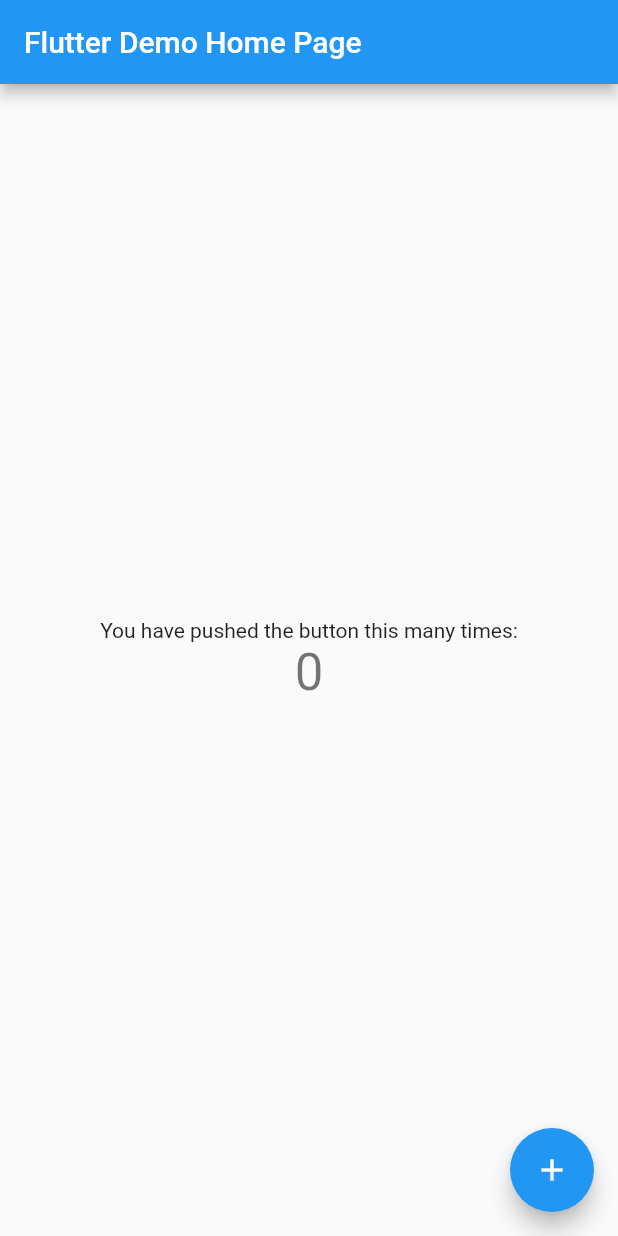
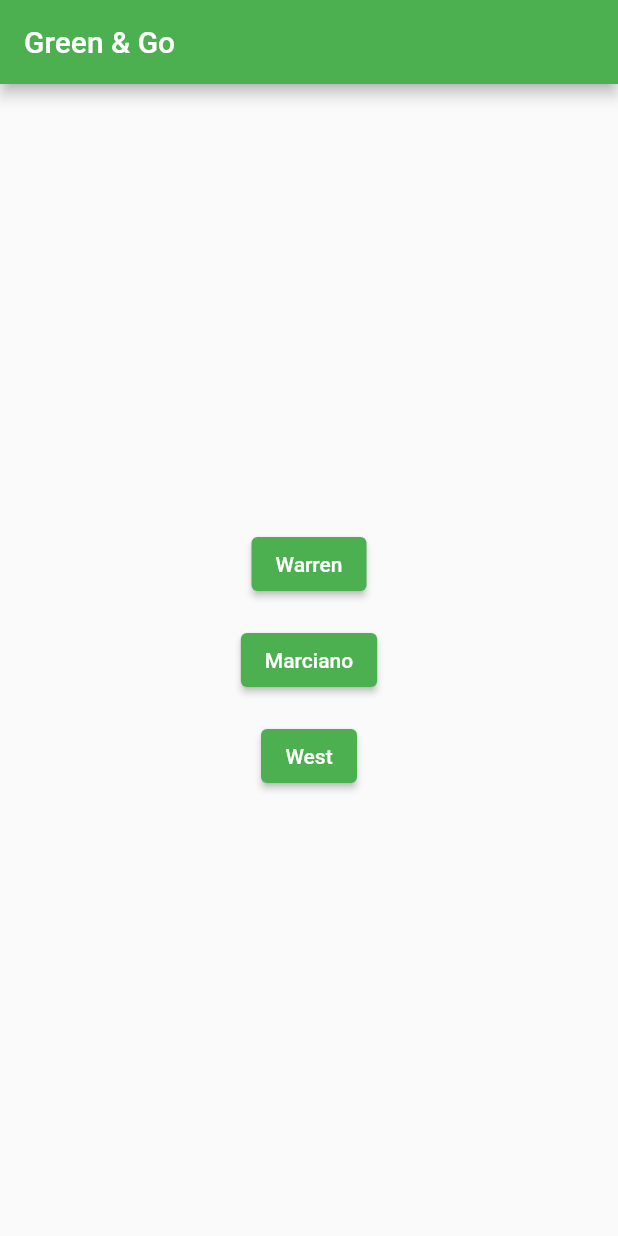
Before and after one commit to WilliamLee101/Green-Go, a Flutter app: the screen it shows after launch, on a phone screen of 412 x 824 dp. Run offline on Flutter 3.47's test engine with Material 2 defaults, Android fonts, the phone set to English and light mode, and no system bars.

Commit message:
created buttons for the three dhalls

```diff
--- /dev/null
+++ b/green_n_go/lib/home_page.dart
@@ -0,0 +1,54 @@
+import 'package:flutter/material.dart';
+import 'package:green_n_go/marciano.dart';
+import 'package:green_n_go/warren.dart';
+import 'package:green_n_go/west.dart';
+
+class HomePage extends StatelessWidget {
+  const HomePage({super.key});
+
+  @override
+  Widget build(BuildContext context) {
+    return Scaffold(
+      body: Center(
+        child: Column(
+          mainAxisAlignment: MainAxisAlignment.center,
+          children: [
+            ElevatedButton(
+              onPressed: () {
+                Navigator.of(context).push(
+                  MaterialPageRoute(builder: (BuildContext context) {
+                    return const Warren();
+                  }),
+                );
+              },
+              child: const Text('Warren'),
+            ),
+            const SizedBox(height: 16), // Add some space between the buttons
+            ElevatedButton(
+              onPressed: () {
+                Navigator.of(context).push(
+                  MaterialPageRoute(builder: (BuildContext context) {
+                    return const Marciano();
+                  }),
+                );
+              },
+              child: const Text('Marciano'),
+            ),
+            const SizedBox(height: 16), // Add some space between the buttons
+            ElevatedButton(
+              onPressed: () {
+                Navigator.of(context).push(
+                  MaterialPageRoute(builder: (BuildContext context) {
+                    return const West();
+                  }),
+                );
+              },
+              child: const Text('West'),
+            ),
+
+          ],
+        ),
+      ),
+    );
+  }
+}
--- a/green_n_go/lib/main.dart
+++ b/green_n_go/lib/main.dart
@@ -1,4 +1,5 @@
 import 'package:flutter/material.dart';
+import 'package:green_n_go/home_page.dart';
 
 void main() {
   runApp(const MyApp());
@@ -7,109 +8,32 @@ void main() {
 class MyApp extends StatelessWidget {
   const MyApp({super.key});
 
-  // This widget is the root of your application.
   @override
   Widget build(BuildContext context) {
     return MaterialApp(
-      title: 'Flutter Demo',
-      theme: ThemeData(
-        // This is the theme of your application.
-        //
-        // Try running your application with "flutter run". You'll see the
-        // application has a blue toolbar. Then, without quitting the app, try
-        // changing the primarySwatch below to Colors.green and then invoke
-        // "hot reload" (press "r" in the console where you ran "flutter run",
-        // or simply save your changes to "hot reload" in a Flutter IDE).
-        // Notice that the counter didn't reset back to zero; the application
-        // is not restarted.
-        primarySwatch: Colors.blue,
-      ),
-      home: const MyHomePage(title: 'Flutter Demo Home Page'),
+      debugShowCheckedModeBanner: false,
+      theme: ThemeData(primarySwatch: Colors.green),
+      home: const RootPage(),
     );
   }
 }
 
-class MyHomePage extends StatefulWidget {
-  const MyHomePage({super.key, required this.title});
-
-  // This widget is the home page of your application. It is stateful, meaning
-  // that it has a State object (defined below) that contains fields that affect
-  // how it looks.
-
-  // This class is the configuration for the state. It holds the values (in this
-  // case the title) provided by the parent (in this case the App widget) and
-  // used by the build method of the State. Fields in a Widget subclass are
-  // always marked "final".
-
-  final String title;
+class RootPage extends StatefulWidget {
+  const RootPage({super.key});
 
   @override
-  State<MyHomePage> createState() => _MyHomePageState();
+  State<RootPage> createState() => _RootPageState();
 }
 
-class _MyHomePageState extends State<MyHomePage> {
-  int _counter = 0;
-
-  void _incrementCounter() {
-    setState(() {
-      // This call to setState tells the Flutter framework that something has
-      // changed in this State, which causes it to rerun the build method below
-      // so that the display can reflect the updated values. If we changed
-      // _counter without calling setState(), then the build method would not be
-      // called again, and so nothing would appear to happen.
-      _counter++;
-    });
-  }
-
+class _RootPageState extends State<RootPage> {
   @override
   Widget build(BuildContext context) {
-    // This method is rerun every time setState is called, for instance as done
-    // by the _incrementCounter method above.
-    //
-    // The Flutter framework has been optimized to make rerunning build methods
-    // fast, so that you can just rebuild anything that needs updating rather
-    // than having to individually change instances of widgets.
+    int currentPage = 0;
     return Scaffold(
       appBar: AppBar(
-        // Here we take the value from the MyHomePage object that was created by
-        // the App.build method, and use it to set our appbar title.
-        title: Text(widget.title),
+        title: Text('Green & Go'),
       ),
-      body: Center(
-        // Center is a layout widget. It takes a single child and positions it
-        // in the middle of the parent.
-        child: Column(
-          // Column is also a layout widget. It takes a list of children and
-          // arranges them vertically. By default, it sizes itself to fit its
-          // children horizontally, and tries to be as tall as its parent.
-          //
-          // Invoke "debug painting" (press "p" in the console, choose the
-          // "Toggle Debug Paint" action from the Flutter Inspector in Android
-          // Studio, or the "Toggle Debug Paint" command in Visual Studio Code)
-          // to see the wireframe for each widget.
-          //
-          // Column has various properties to control how it sizes itself and
-          // how it positions its children. Here we use mainAxisAlignment to
-          // center the children vertically; the main axis here is the vertical
-          // axis because Columns are vertical (the cross axis would be
-          // horizontal).
-          mainAxisAlignment: MainAxisAlignment.center,
-          children: <Widget>[
-            const Text(
-              'You have pushed the button this many times:',
-            ),
-            Text(
-              '$_counter',
-              style: Theme.of(context).textTheme.headlineMedium,
-            ),
-          ],
-        ),
-      ),
-      floatingActionButton: FloatingActionButton(
-        onPressed: _incrementCounter,
-        tooltip: 'Increment',
-        child: const Icon(Icons.add),
-      ), // This trailing comma makes auto-formatting nicer for build methods.
+      body: HomePage(),
     );
   }
 }
--- /dev/null
+++ b/green_n_go/lib/marciano.dart
@@ -0,0 +1,19 @@
+import 'package:flutter/material.dart';
+
+class Marciano extends StatefulWidget {
+  const Marciano({super.key});
+
+  @override
+  State<Marciano> createState() => _MarcianoState();
+}
+
+class _MarcianoState extends State<Marciano> {
+  @override
+  Widget build(BuildContext context) {
+    return Scaffold(
+      appBar: AppBar(
+        title: const Text('Marciano Menu'),
+      ),
+    );
+  }
+}
--- /dev/null
+++ b/green_n_go/lib/warren.dart
@@ -0,0 +1,19 @@
+import 'package:flutter/material.dart';
+
+class Warren extends StatefulWidget {
+  const Warren({super.key});
+
+  @override
+  State<Warren> createState() => _WarrenState();
+}
+
+class _WarrenState extends State<Warren> {
+  @override
+  Widget build(BuildContext context) {
+    return Scaffold(
+      appBar: AppBar(
+        title: const Text('Warren Menu'),
+      ),
+    );
+  }
+}
--- /dev/null
+++ b/green_n_go/lib/west.dart
@@ -0,0 +1,19 @@
+import 'package:flutter/material.dart';
+
+class West extends StatefulWidget {
+  const West({super.key});
+
+  @override
+  State<West> createState() => _WestState();
+}
+
+class _WestState extends State<West> {
+  @override
+  Widget build(BuildContext context) {
+    return Scaffold(
+      appBar: AppBar(
+        title: const Text('West Menu'),
+      ),
+    );
+  }
+}
```
